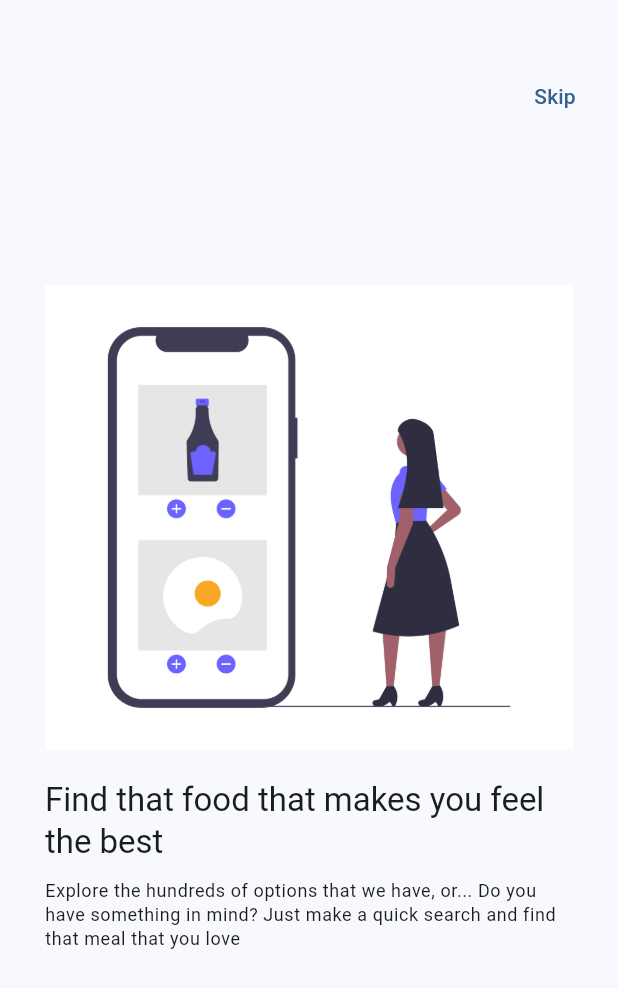
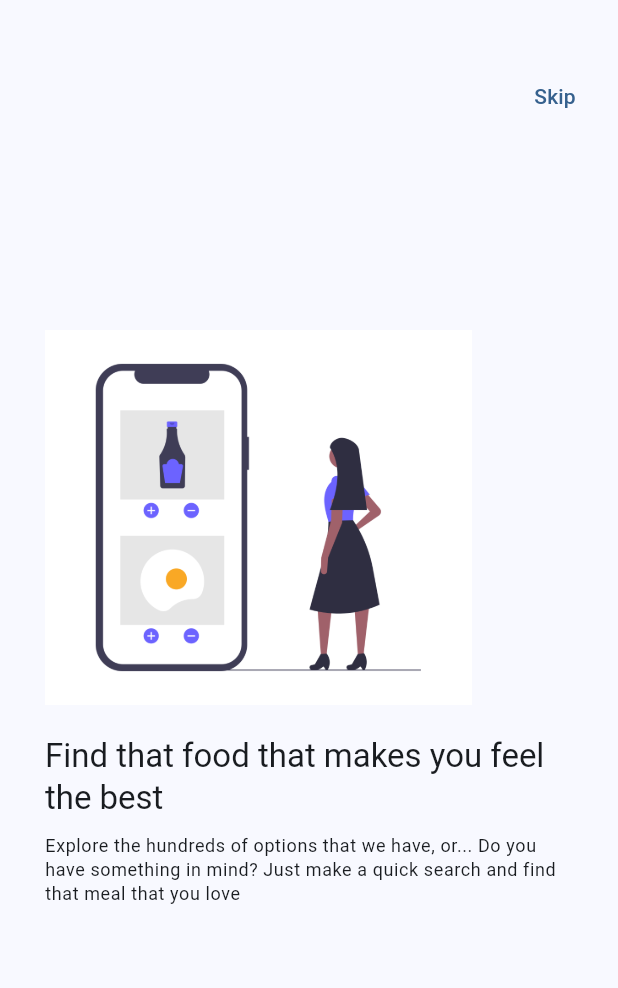
Before and after one commit to dazanez/widgets, a Flutter app: the AppTutorialScreen screen opened by its route, on a phone screen of 412 x 824 dp. Shown: the top 988 px of the screen. Run offline on Flutter 3.47's test engine with Material 3 defaults, Android fonts, the phone set to English and light mode, and no system bars; our stand-ins replace animate_do, go_router.

Commit message:
Fix image height

```diff
--- a/lib/presentation/screens/app_tutorial/app_tutorial_screen.dart
+++ b/lib/presentation/screens/app_tutorial/app_tutorial_screen.dart
@@ -125,7 +125,7 @@ class _Slide extends StatelessWidget {
           crossAxisAlignment: CrossAxisAlignment.start,
           children: [
             // Image.asset(imageUrl), // Es lo mismo que usar AssetImage
-            Image(image: AssetImage(imageUrl)),
+            Image(image: AssetImage(imageUrl), height: 250,),
             const SizedBox(
               height: 20,
             ),
```
